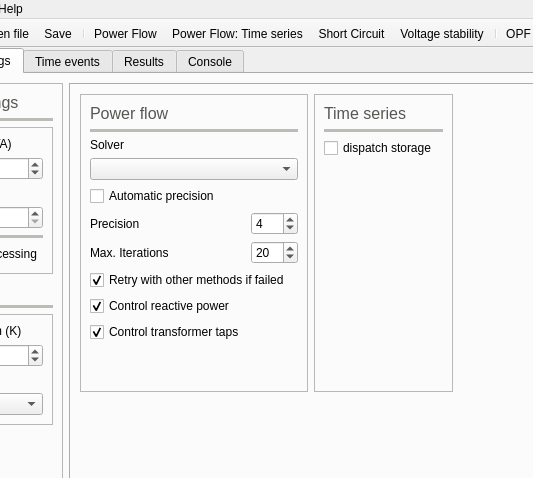
Before: the Qt Designer form UnderDevelopment/GridCal/Gui/Main/MainWindow.ui in SanPen/GridCal, drawn with Qt 5; both pictures show x 119 to 652 and y 0 to 478 of the 1212 by 799 pixel window.
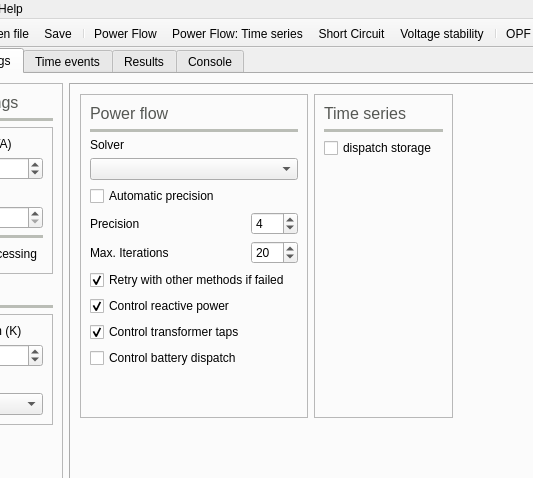
After: the same form once the commit is applied. The open tabs and pages were chosen to show the change. Icons and pictures are not drawn. Custom widgets are drawn as their Qt base class.

Commit message: first attempt to storage based branch flow control

Patch:
```diff
--- a/UnderDevelopment/GridCal/Gui/Main/MainWindow.ui
+++ b/UnderDevelopment/GridCal/Gui/Main/MainWindow.ui
@@ -1285,7 +1285,7 @@
                  </property>
                 </widget>
                </item>
-               <item row="13" column="0">
+               <item row="14" column="0">
                 <spacer name="verticalSpacer_10">
                  <property name="orientation">
                   <enum>Qt::Vertical</enum>
@@ -1308,6 +1308,16 @@
                  </property>
                 </widget>
                </item>
+               <item row="13" column="0">
+                <widget class="QCheckBox" name="control_battery_dispatch_checkBox">
+                 <property name="statusTip">
+                  <string>Control the adjacent branch loading dispatching active  power</string>
+                 </property>
+                 <property name="text">
+                  <string>Control battery dispatch</string>
+                 </property>
+                </widget>
+               </item>
               </layout>
              </widget>
             </item>
```
Left out of the diff: 6 changed lines with no effect on the pictures. The commit also changes 8 other files.
